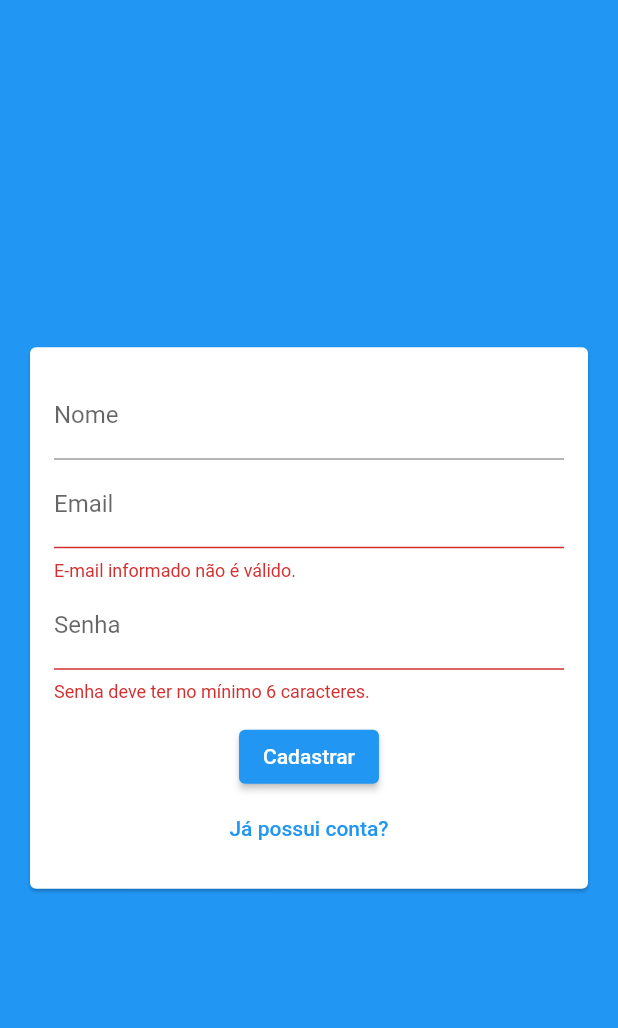
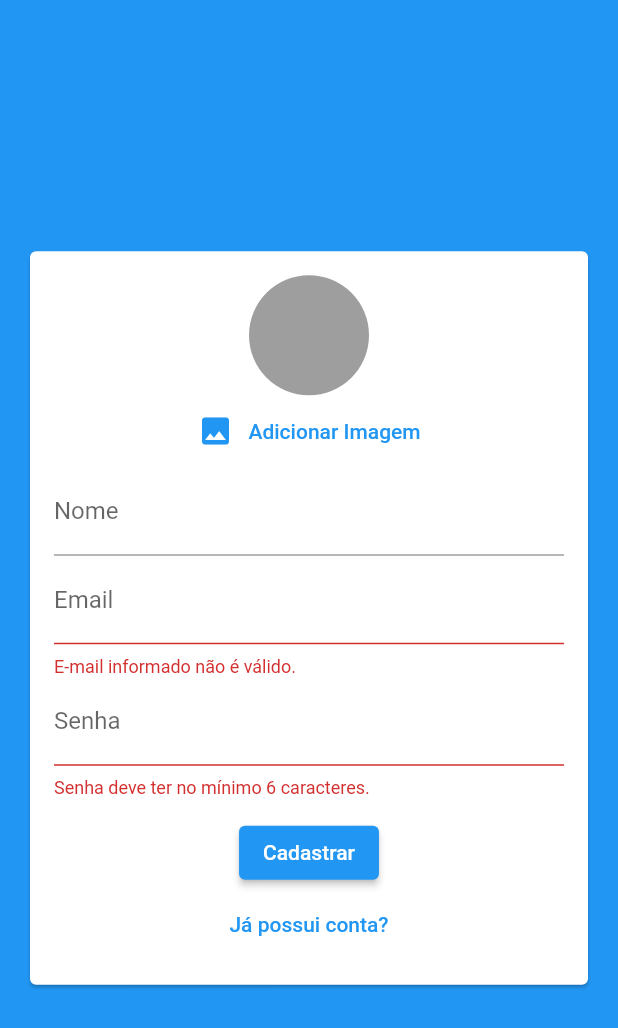
Before and after one commit to juniorlatalisa/cod3r_flutter, a Flutter app: the screen it shows after launch, after a tap on "Entrar", after a tap on "Criar uma nova conta?", on a phone screen of 412 x 824 dp. Shown: the top 1028 px of the screen. Run offline on Flutter 3.47's test engine with Material 2 defaults, Android fonts, the phone set to English and light mode, and no system bars; our stand-ins replace google_maps_flutter, image_picker, location, shared_preferences, sqflite; accounts and stored records are empty.

Commit message:
Aplicação de Chat - Firebase, Upload Imagem e Push Notifications: Auth Page #06

```diff
--- a/curso_flutter/chat/lib/components/auth_form.dart
+++ b/curso_flutter/chat/lib/components/auth_form.dart
@@ -1,3 +1,6 @@
+import 'dart:io';
+
+import 'package:chat/components/user_image_picker.dart';
 import 'package:chat/models/auth_form_data.dart';
 import 'package:flutter/material.dart';
 
@@ -17,9 +20,26 @@ class _AuthFormState extends State<AuthForm> {
   final _formKey = GlobalKey<FormState>();
   final _formData = AuthFormData();
 
+  void _handleImagePick(File image) {
+    _formData.image = image;
+  }
+
+  void _showError(String msg) {
+    ScaffoldMessenger.of(context).showSnackBar(
+      SnackBar(
+        content: Text(msg),
+        backgroundColor: Theme.of(context).errorColor,
+      ),
+    );
+  }
+
   void _submit() {
     final isValid = _formKey.currentState?.validate() ?? false;
     if (!isValid) return;
+
+    if (_formData.image == null && _formData.isSignup) {
+      return _showError('Imagem não selecionada!');
+    }
 
     widget.onSubmit(_formData);
   }
@@ -34,6 +54,10 @@ class _AuthFormState extends State<AuthForm> {
           key: _formKey,
           child: Column(
             children: [
+              if (_formData.isSignup)
+                UserImagePicker(
+                  onImagePick: _handleImagePick,
+                ),
               if (_formData.isSignup)
                 TextFormField(
                   key: const ValueKey('name'),
--- /dev/null
+++ b/curso_flutter/chat/lib/components/user_image_picker.dart
@@ -0,0 +1,68 @@
+import 'dart:io';
+
+import 'package:flutter/material.dart';
+import 'package:image_picker/image_picker.dart';
+
+class UserImagePicker extends StatefulWidget {
+  final void Function(File image) onImagePick;
+
+  const UserImagePicker({
+    Key? key,
+    required this.onImagePick,
+  }) : super(key: key);
+
+  @override
+  _UserImagePickerState createState() => _UserImagePickerState();
+}
+
+class _UserImagePickerState extends State<UserImagePicker> {
+  File? _image;
+
+  Future<void> _pickImage() async {
+    final picker = ImagePicker();
+    final pickedImage = await picker.pickImage(
+      source: ImageSource.gallery,
+      imageQuality: 50,
+      maxWidth: 150,
+    );
+
+    if (pickedImage != null) {
+      setState(() {
+        _image = File(pickedImage.path);
+      });
+      widget.onImagePick(_image!);
+    }
+  }
+
+  ImageProvider? _backgroundImage() {
+    return NetworkImage(_image!.uri.toFilePath());
+    // return FileImage(_image!);
+  }
+
+  @override
+  Widget build(BuildContext context) {
+    return Column(
+      children: [
+        CircleAvatar(
+          radius: 40,
+          backgroundColor: Colors.grey,
+          backgroundImage: _image != null ? _backgroundImage() : null,
+        ),
+        TextButton(
+          onPressed: _pickImage,
+          child: Row(
+            mainAxisAlignment: MainAxisAlignment.center,
+            children: [
+              Icon(
+                Icons.image,
+                color: Theme.of(context).primaryColor,
+              ),
+              const SizedBox(width: 10),
+              const Text('Adicionar Imagem'),
+            ],
+          ),
+        ),
+      ],
+    );
+  }
+}
```
